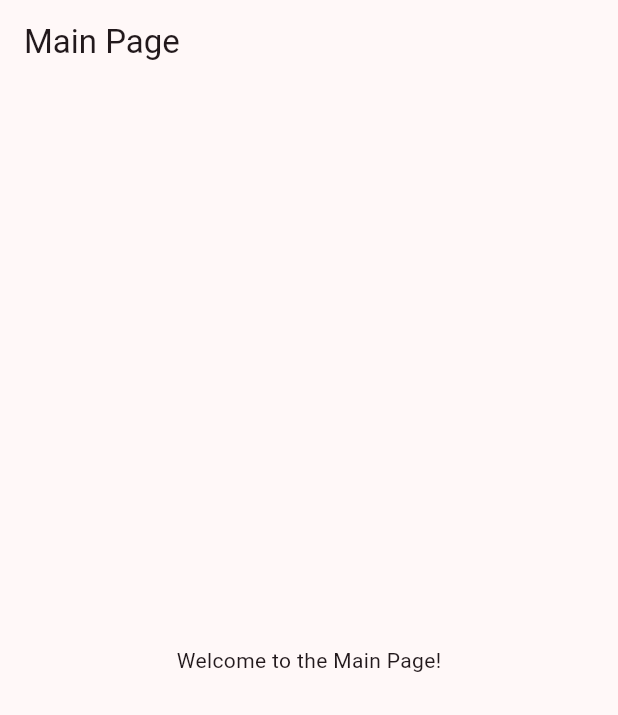
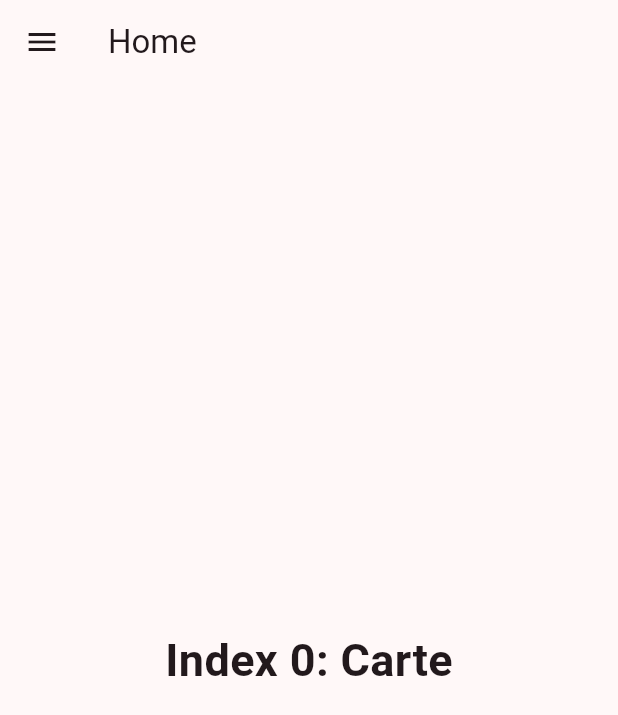
Before and after one commit to Ferjaboss/FlutterHack, a Flutter app: the screen it shows after launch, after a tap on "Se connecter", on a phone screen of 412 x 824 dp. Shown: the top 715 px of the screen. Run offline on Flutter 3.47's test engine with Material 3 defaults, Android fonts, the phone set to English and light mode, and no system bars.

Commit message:
updates some stuffs

```diff
--- a/lib/Screens/login_page.dart
+++ b/lib/Screens/login_page.dart
@@ -1,6 +1,7 @@
 import 'package:flutter/material.dart';
 import 'main_page.dart';
 import 'signup_page.dart';
+import 'forgot_password_page.dart';
 
 class LoginPage extends StatelessWidget {
   LoginPage({super.key});
@@ -54,7 +55,11 @@ class LoginPage extends StatelessWidget {
                     const SizedBox(height: 20),
                     TextButton(
                       onPressed: () {
-                        // Handle forgot password logic here
+                        Navigator.push(
+                          context,
+                          MaterialPageRoute(
+                              builder: (context) => ForgotPasswordPage()),
+                        );
                       },
                       child: const Text('Mot de passe oublié ?'),
                     ),
@@ -66,7 +71,8 @@ class LoginPage extends StatelessWidget {
                     // Handle login logic here
                     Navigator.pushReplacement(
                       context,
-                      MaterialPageRoute(builder: (context) => const MainPage()),
+                      MaterialPageRoute(
+                          builder: (context) => MainPage(title: 'Home')),
                     );
                   },
                   style: ElevatedButton.styleFrom(
--- a/lib/Screens/main_page.dart
+++ b/lib/Screens/main_page.dart
@@ -1,16 +1,157 @@
 import 'package:flutter/material.dart';
 
-class MainPage extends StatelessWidget {
-  const MainPage({super.key});
+class MainPage extends StatefulWidget {
+  const MainPage({super.key, required this.title});
+
+  final String title;
+
+  @override
+  State<MainPage> createState() => _MyHomePageState();
+}
+
+class _MyHomePageState extends State<MainPage> {
+  int _selectedIndex = 0;
+  static const TextStyle optionStyle =
+      TextStyle(fontSize: 30, fontWeight: FontWeight.bold);
+  static const List<Widget> _widgetOptions = <Widget>[
+    Text(
+      'Index 0: Carte',
+      style: optionStyle,
+    ),
+    Text(
+      'Index 1: Visites',
+      style: optionStyle,
+    ),
+    Text(
+      'Index 2: Clients',
+      style: optionStyle,
+    ),
+    Text(
+      'Index 3: Produits',
+      style: optionStyle,
+    ),
+    Text(
+      'Index 4: Statistique',
+      style: optionStyle,
+    ),
+    Text(
+      'Index 5: Planification',
+      style: optionStyle,
+    ),
+  ];
+
+  void _onItemTapped(int index) {
+    setState(() {
+      _selectedIndex = index;
+    });
+  }
 
   @override
   Widget build(BuildContext context) {
     return Scaffold(
       appBar: AppBar(
-        title: const Text('Main Page'),
+        title: Text(widget.title),
+        leading: Builder(
+          builder: (context) {
+            return IconButton(
+              icon: const Icon(Icons.menu),
+              onPressed: () {
+                Scaffold.of(context).openDrawer();
+              },
+            );
+          },
+        ),
       ),
       body: Center(
-        child: const Text('Welcome to the Main Page!'),
+        child: _widgetOptions[_selectedIndex],
+      ),
+      drawer: Drawer(
+        child: Column(
+          children: [
+            UserAccountsDrawerHeader(
+              accountName: const Text('Username'),
+              accountEmail: const Text('user@example.com'),
+                currentAccountPicture: CircleAvatar(
+                backgroundColor: Colors.white,
+                child: ClipOval(
+                  child: Image.asset(
+                  'assets/images/user.png',
+                  fit: BoxFit.contain,
+                  width: 90,
+                  height: 70,
+                  ),
+                ),
+                ),
+              decoration: const BoxDecoration(
+                color: Colors.blue,
+              ),
+            ),
+            Expanded(
+              child: ListView(
+                padding: EdgeInsets.zero,
+                children: [
+                  ListTile(
+                    title: const Text('Carte'),
+                    selected: _selectedIndex == 0,
+                    onTap: () {
+                      _onItemTapped(0);
+                      Navigator.pop(context);
+                    },
+                  ),
+                  ListTile(
+                    title: const Text('Visites'),
+                    selected: _selectedIndex == 1,
+                    onTap: () {
+                      _onItemTapped(1);
+                      Navigator.pop(context);
+                    },
+                  ),
+                  ListTile(
+                    title: const Text('Clients'),
+                    selected: _selectedIndex == 2,
+                    onTap: () {
+                      _onItemTapped(2);
+                      Navigator.pop(context);
+                    },
+                  ),
+                  ListTile(
+                    title: const Text('Produits'),
+                    selected: _selectedIndex == 3,
+                    onTap: () {
+                      _onItemTapped(3);
+                      Navigator.pop(context);
+                    },
+                  ),
+                  ListTile(
+                    title: const Text('Statistique'),
+                    selected: _selectedIndex == 4,
+                    onTap: () {
+                      _onItemTapped(4);
+                      Navigator.pop(context);
+                    },
+                  ),
+                  ListTile(
+                    title: const Text('Planification'),
+                    selected: _selectedIndex == 5,
+                    onTap: () {
+                      _onItemTapped(5);
+                      Navigator.pop(context);
+                    },
+                  ),
+                ],
+              ),
+            ),
+            const Divider(),
+            ListTile(
+              title: const Text('Disconnect'),
+              leading: const Icon(Icons.logout),
+              onTap: () {
+                // Handle logout logic here
+                Navigator.pop(context);
+              },
+            ),
+          ],
+        ),
       ),
     );
   }
--- a/lib/main.dart
+++ b/lib/main.dart
@@ -13,7 +13,7 @@ class MyApp extends StatelessWidget {
     return MaterialApp(
       title: 'Flutter Demo',
       theme: ThemeData(
-        colorScheme: ColorScheme.fromSeed(seedColor: Colors.black),
+        colorScheme: ColorScheme.fromSeed(seedColor: Colors.black, secondary: Colors.red),
         useMaterial3: true,
       ),
       home: LoginPage(),
```
Also changed, not shown: lib/Screens/forgot_password_page.dart (added, +59 -0 lines), pubspec.yaml (+16 -74 lines), assets/images/Sotacib.jpg (added), assets/images/user-solid.svg (added), assets/images/user.png (added), pubspec.lock.
